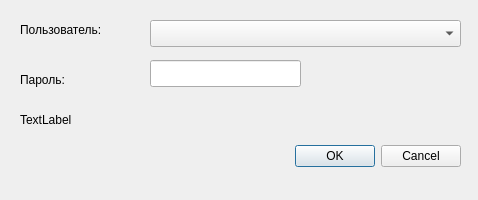
Qt form TaskAcconting2/autorizationform.ui (MishIvan/UbuntuProjects) before a commit.
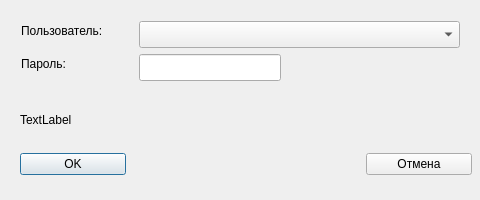
The same form after that commit.

Patch:
```diff
--- a/TaskAcconting2/autorizationform.ui
+++ b/TaskAcconting2/autorizationform.ui
@@ -6,35 +6,22 @@
    <rect>
     <x>0</x>
     <y>0</y>
-    <width>478</width>
+    <width>480</width>
     <height>200</height>
    </rect>
   </property>
   <property name="windowTitle">
    <string>Dialog</string>
   </property>
-  <widget class="QDialogButtonBox" name="m_buttonBox">
-   <property name="geometry">
-    <rect>
-     <x>120</x>
-     <y>140</y>
-     <width>341</width>
-     <height>32</height>
-    </rect>
-   </property>
-   <property name="orientation">
-    <enum>Qt::Horizontal</enum>
-   </property>
-   <property name="standardButtons">
-    <set>QDialogButtonBox::Cancel|QDialogButtonBox::Ok</set>
-   </property>
-  </widget>
+  <property name="modal">
+   <bool>true</bool>
+  </property>
   <widget class="QComboBox" name="m_usersList">
    <property name="geometry">
     <rect>
-     <x>150</x>
-     <y>20</y>
-     <width>311</width>
+     <x>139</x>
+     <y>21</y>
+     <width>321</width>
      <height>27</height>
     </rect>
    </property>
@@ -45,9 +32,9 @@
   <widget class="QLabel" name="label">
    <property name="geometry">
     <rect>
-     <x>20</x>
-     <y>20</y>
-     <width>121</width>
+     <x>21</x>
+     <y>21</y>
+     <width>112</width>
      <height>19</height>
     </rect>
    </property>
@@ -58,9 +45,9 @@
   <widget class="QLabel" name="label_2">
    <property name="geometry">
     <rect>
-     <x>20</x>
-     <y>70</y>
-     <width>72</width>
+     <x>21</x>
+     <y>54</y>
+     <width>61</width>
      <height>19</height>
     </rect>
    </property>
@@ -71,9 +58,9 @@
   <widget class="QLineEdit" name="m_password">
    <property name="geometry">
     <rect>
-     <x>150</x>
-     <y>60</y>
-     <width>151</width>
+     <x>139</x>
+     <y>54</y>
+     <width>142</width>
      <height>27</height>
     </rect>
    </property>
@@ -89,7 +76,7 @@
     <rect>
      <x>20</x>
      <y>110</y>
-     <width>81</width>
+     <width>291</width>
      <height>19</height>
     </rect>
    </property>
@@ -100,6 +87,41 @@
     <enum>Qt::PlainText</enum>
    </property>
   </widget>
+  <widget class="QWidget" name="">
+   <property name="geometry">
+    <rect>
+     <x>20</x>
+     <y>150</y>
+     <width>452</width>
+     <height>29</height>
+    </rect>
+   </property>
+   <layout class="QHBoxLayout" name="horizontalLayout">
+    <property name="spacing">
+     <number>240</number>
+    </property>
+    <item>
+     <widget class="QPushButton" name="m_OKButton">
+      <property name="text">
+       <string>OK</string>
+      </property>
+      <property name="default">
+       <bool>true</bool>
+      </property>
+     </widget>
+    </item>
+    <item>
+     <widget class="QPushButton" name="m_cancelButton">
+      <property name="text">
+       <string>Отмена</string>
+      </property>
+      <property name="autoDefault">
+       <bool>false</bool>
+      </property>
+     </widget>
+    </item>
+   </layout>
+  </widget>
  </widget>
  <resources/>
  <connections>
```
Left out of the diff: 40 changed lines with no effect on the pictures.
